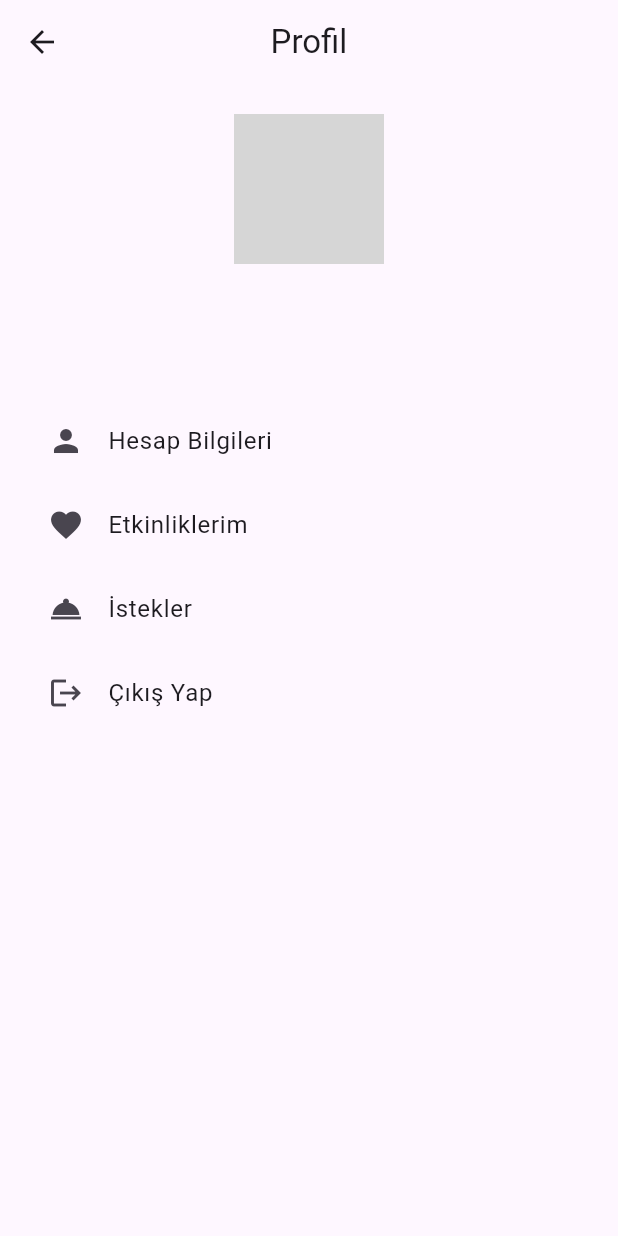
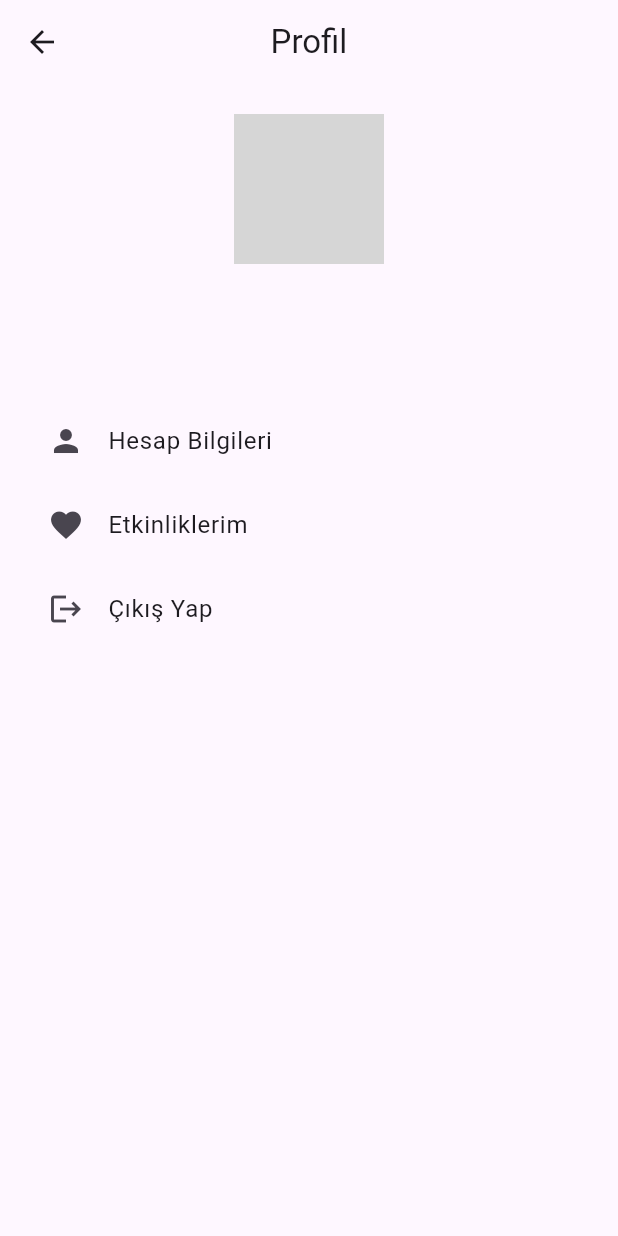
Before and after one commit to ced3j/JoinUp-app, a Flutter app: the ProfilePage screen opened directly, on a phone screen of 412 x 824 dp. Run offline on Flutter 3.47's test engine with Material 3 defaults, Android fonts, the phone set to English and light mode, and no system bars; our stand-ins replace cached_network_image, cloud_firestore, firebase_auth, firebase_core, firebase_storage, geocoding and 5 more; accounts and stored records are empty; grey boxes are pictures that could not be loaded.

Commit message:
the request button was unnecessary and deleted

```diff
--- a/join_up/lib/profile_screen.dart
+++ b/join_up/lib/profile_screen.dart
@@ -5,7 +5,6 @@ import 'package:join_up/account_screen.dart';
 import 'package:join_up/login_screen.dart';
 import 'package:join_up/my_events_screen.dart';
 import 'package:shared_preferences/shared_preferences.dart';
-
 
 class ProfilePage extends StatelessWidget {
   const ProfilePage({super.key});
@@ -91,11 +90,6 @@ class ProfilePage extends StatelessWidget {
                         },
                       ),
                       ListTile(
-                        leading: const Icon(Icons.room_service_sharp),
-                        title: const Text("İstekler"),
-                        onTap: () {},
-                      ),
-ListTile(
                         leading: const Icon(Icons.logout),
                         title: const Text("Çıkış Yap"),
                         onTap: () async {
@@ -116,7 +110,6 @@ ListTile(
                           );
                         },
                       ),
-
                     ],
                   ),
                 ),
```
